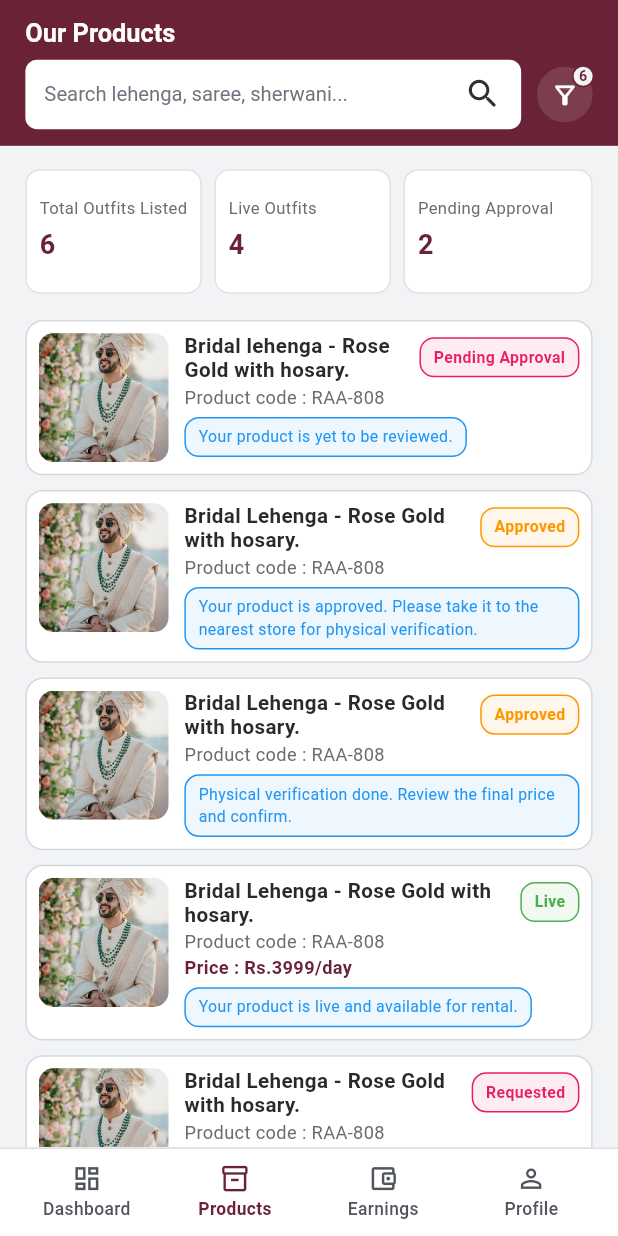
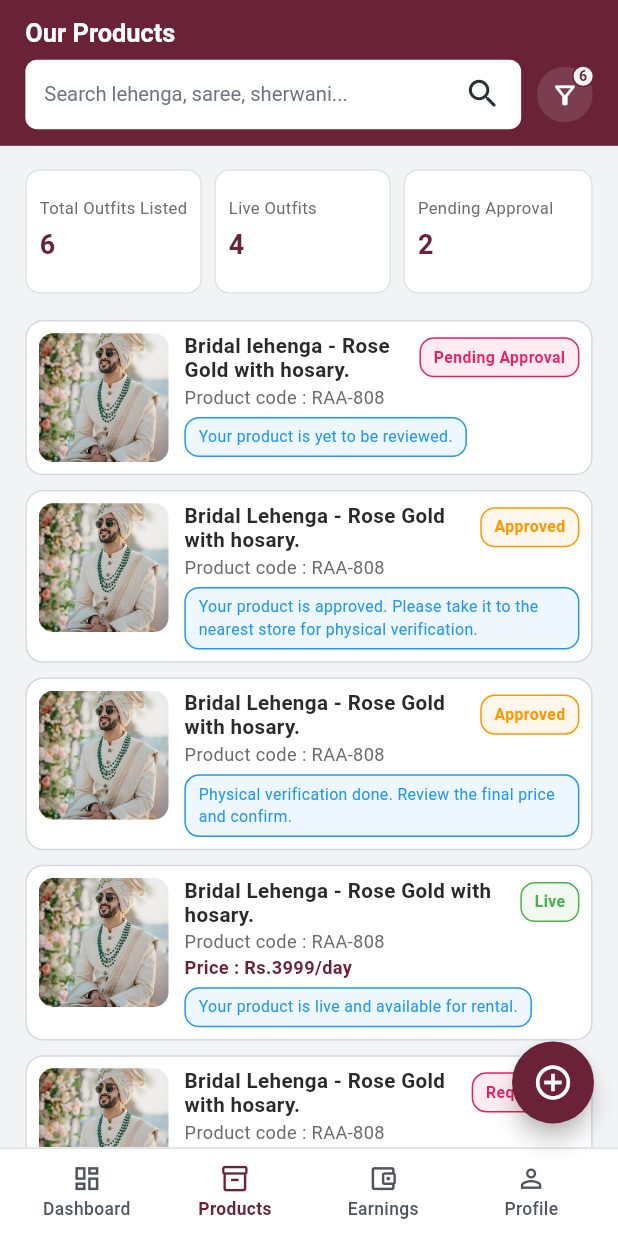
Before and after one commit to prem-create/onesoff_android, a Flutter app: the screen it shows after launch, item 2 of the bottom bar chosen, on a phone screen of 412 x 824 dp. Run offline on Flutter 3.47's test engine with Material 3 defaults, Android fonts, the phone set to English and light mode, and no system bars; our stand-ins replace confetti, file_picker, fl_chart, get.

Commit message:
Progress/FAB added and Product Tab Completed

```diff
--- a/lib/app/modules/seller/seller_bottom_nav_bar.dart
+++ b/lib/app/modules/seller/seller_bottom_nav_bar.dart
@@ -46,6 +46,9 @@ class SellerBottomNavBar extends GetView<SellerBottomNavBarController> {
         backgroundColor: AppColors.dashboardSurface,
         appBar: _buildAppBar(context, index),
         body: IndexedStack(index: index, children: _tabs),
+        floatingActionButton: index == 1
+            ? _sellerAddProductButton(context)
+            : null,
         bottomNavigationBar: _SellerNavigationBar(
           items: _items,
           selectedIndex: index,
@@ -78,6 +81,32 @@ class SellerBottomNavBar extends GetView<SellerBottomNavBarController> {
       leading: const _SellerDashboardLogo(),
       title: const _SellerDashboardTitle(),
       actions: const <Widget>[_SellerNotificationButton()],
+    );
+  }
+
+  Widget _sellerAddProductButton(BuildContext context) {
+    final double buttonSize = DeviceResponsive.r(
+      context,
+      56,
+    ).clamp(50, 60).toDouble();
+    final double iconSize = DeviceResponsive.r(
+      context,
+      28,
+    ).clamp(24, 30).toDouble();
+
+    return SizedBox(
+      width: buttonSize,
+      height: buttonSize,
+      child: FloatingActionButton(
+        shape: const CircleBorder(),
+        backgroundColor: AppColors.primary,
+        onPressed: () {},
+        child: Icon(
+          Icons.add_circle_outline,
+          color: Colors.white,
+          size: iconSize,
+        ),
+      ),
     );
   }
 }
```
